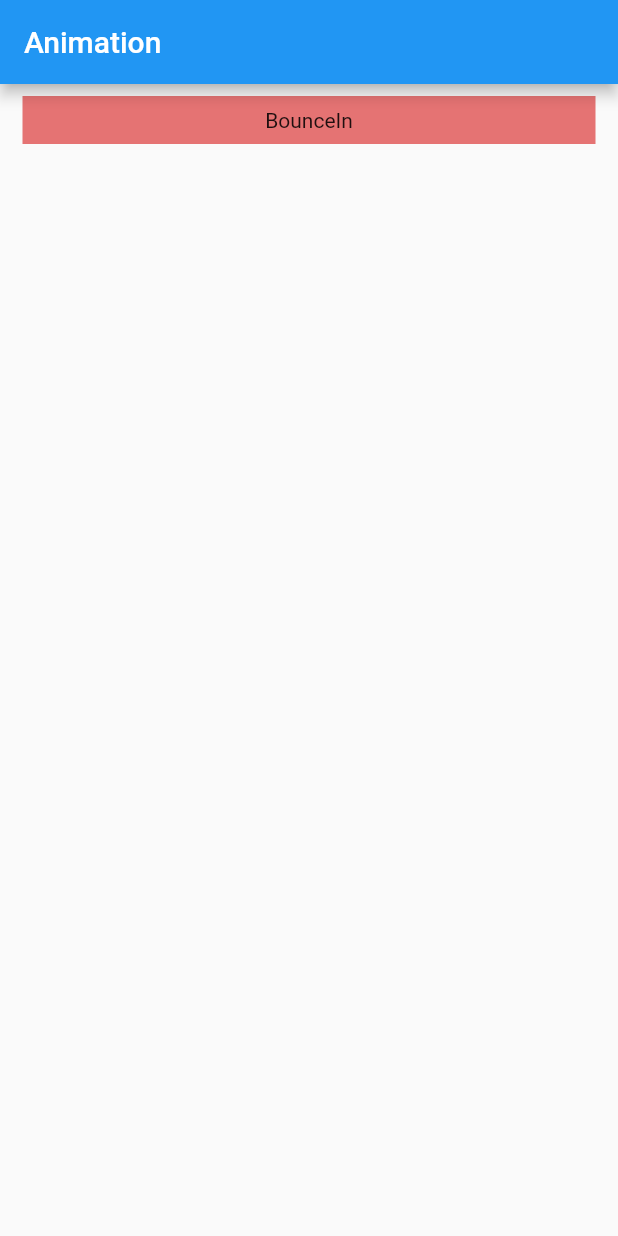
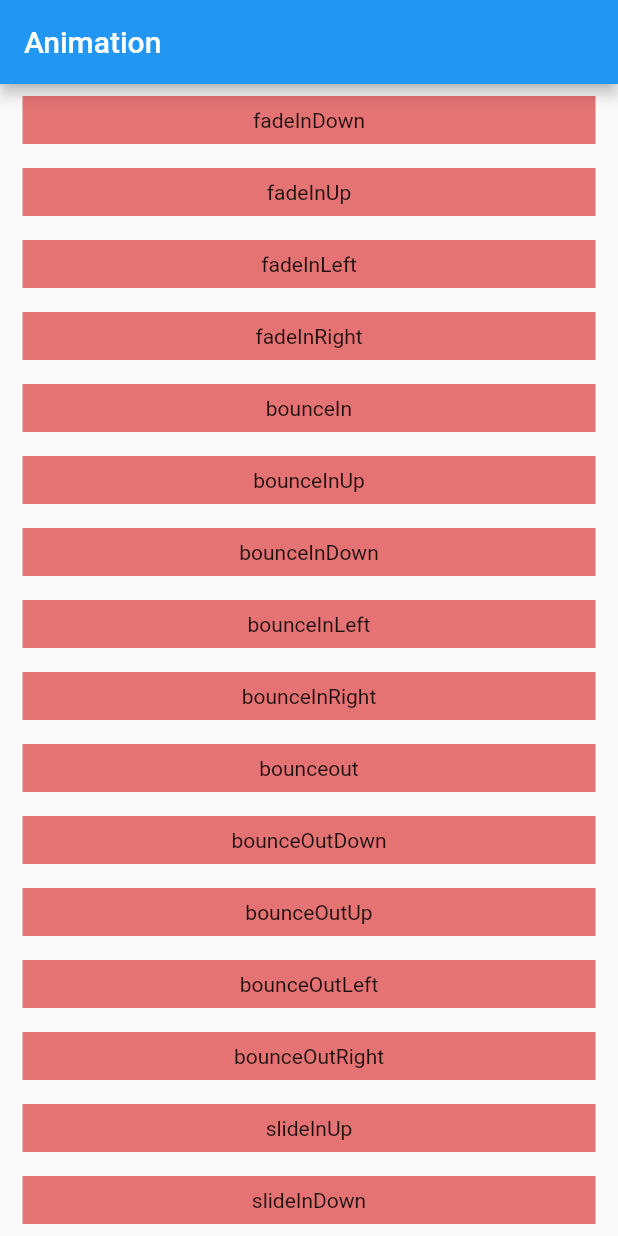
Before and after one commit to flutter-studio/animated_interpolation, a Flutter app: the screen it shows after launch, on a phone screen of 412 x 824 dp. Run offline on Flutter 3.47's test engine with Material 2 defaults, Android fonts, the phone set to English and light mode, and no system bars.

Commit message:
Update main.dart

```diff
--- a/example/lib/main.dart
+++ b/example/lib/main.dart
@@ -28,6 +28,11 @@ class MyApp extends StatelessWidget {
 }
 
 class AnimatedCell extends StatelessWidget {
+  AnimatedCell({this.configMap,this.text,this.autoPlay = false,this.curve});
+  final Map<double,AnimatedConfig> configMap;
+  final String text;
+  final bool autoPlay;
+  final Curve curve;
   @override
   Widget build(BuildContext context) {
     GlobalKey<SmartAnimatedWidgetState> key = GlobalKey<SmartAnimatedWidgetState>();
@@ -35,24 +40,56 @@ class AnimatedCell extends StatelessWidget {
     return GestureDetector(
       onTap: () {
         key.currentState.animate();
-        print("**************tap*************");
       },
       child: SmartAnimatedWidget(
-          configMap: slideOutDown,
+          configMap: configMap,
           key: key,
-          autoPlay: false,
+          autoPlay: autoPlay,
+          curve: curve,
+          onTransitionEnd: (){
+            Future.delayed(Duration(milliseconds: 200),(){
+              if(autoPlay == false)key.currentState.reset();
+            });
+          },
           child: Container(
             margin: const EdgeInsets.symmetric(vertical: 8, horizontal: 15),
             padding: const EdgeInsets.symmetric(vertical: 8, horizontal: 15),
             width: double.infinity,
             color: Colors.red.shade300,
             child: Center(
-              child: Text("BounceIn"),
+              child: Text(text),
             ),
           )),
     );
   }
 }
+
+List<AnimatedCell> cells= [
+  AnimatedCell(configMap: fadeInDown,text: "fadeInDown",autoPlay: true,),
+  AnimatedCell(configMap: fadeInUp,text: "fadeInUp",autoPlay: true,),
+  AnimatedCell(configMap: fadeInLeft,text: "fadeInLeft",autoPlay: true,),
+  AnimatedCell(configMap: fadeInRight,text: "fadeInRight",autoPlay: true,),
+  AnimatedCell(configMap: bounceIn,text: "bounceIn",autoPlay: true,),
+  AnimatedCell(configMap: bounceInUp,text: "bounceInUp",autoPlay: true,),
+  AnimatedCell(configMap: bounceInDown,text: "bounceInDown",autoPlay: true,),
+  AnimatedCell(configMap: bounceInLeft,text: "bounceInLeft",autoPlay: true,),
+  AnimatedCell(configMap: bounceInRight,text: "bounceInRight",autoPlay: true,),
+  AnimatedCell(configMap: bounceOut,text: "bounceout"),
+  AnimatedCell(configMap: bounceOutDown,text: "bounceOutDown"),
+  AnimatedCell(configMap: bounceOutUp,text: "bounceOutUp"),
+  AnimatedCell(configMap: bounceOutLeft,text: "bounceOutLeft"),
+  AnimatedCell(configMap: bounceOutRight,text: "bounceOutRight"),
+  AnimatedCell(configMap: slideInUp,text: "slideInUp",autoPlay: true,),
+  AnimatedCell(configMap: slideInDown,text: "slideInDown",autoPlay: true,),
+  AnimatedCell(configMap: slideInLeft,text: "slideInLeft",autoPlay: true,),
+  AnimatedCell(configMap: slideInRight,text: "slideInRight",autoPlay: true,),
+  AnimatedCell(configMap: slideOutUp,text: "slideOutUp"),
+  AnimatedCell(configMap: slideOutDown,text: "slideOutDown"),
+  AnimatedCell(configMap: slideOutLeft,text: "slideOutLeft"),
+  AnimatedCell(configMap: slideOutRight,text: "slideOutRight"),
+  AnimatedCell(configMap: lightSpeedIn,text: "lightSpeedIn",autoPlay: true,curve: lightSpeedInCurve,),
+  AnimatedCell(configMap: lightSpeedOut,text: "lightSpeedOut",curve: lightSpeedOutCurve,),
+];
 
 class MyHomePage extends StatefulWidget {
   @override
@@ -60,16 +97,25 @@ class MyHomePage extends StatefulWidget {
 }
 
 class _MyHomePageState extends State<MyHomePage> {
+
+  @override
+  void reassemble() {
+    // TODO: implement reassemble
+    super.reassemble();
+    setState(() {
+
+    });
+  }
   @override
   Widget build(BuildContext context) {
     return Scaffold(
       appBar: AppBar(
         title: Text("Animation"),
       ),
-      body: Column(
-        children: <Widget>[
-          AnimatedCell(),
-        ],
+      body: SingleChildScrollView(
+        child:  Column(
+          children: cells,
+        ),
       ),
     );
   }
```
